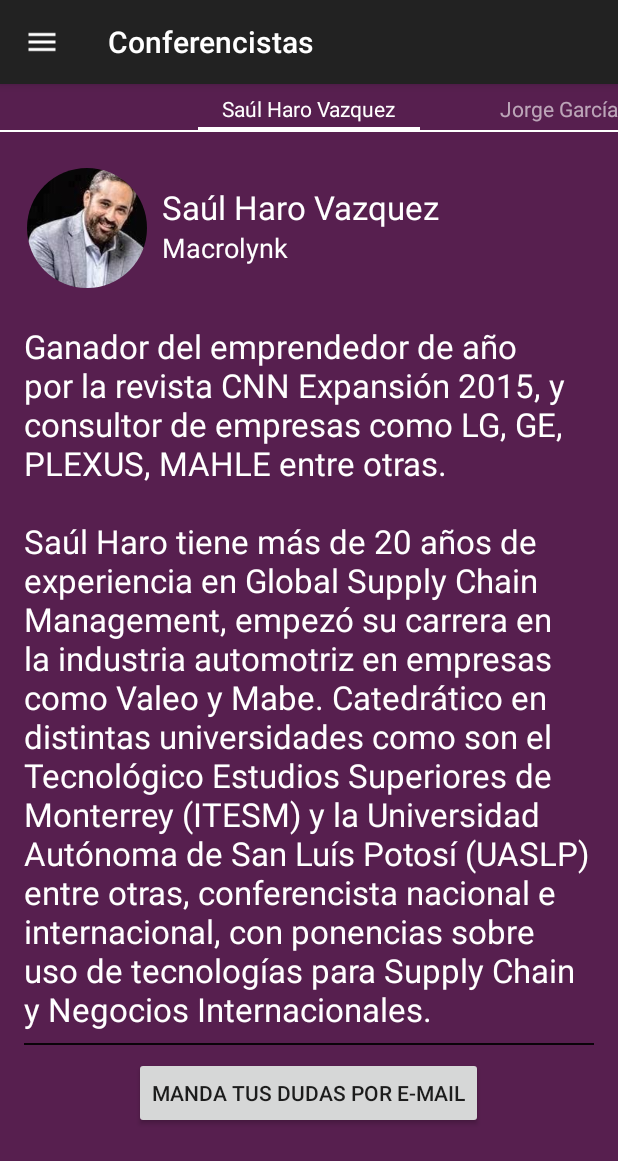
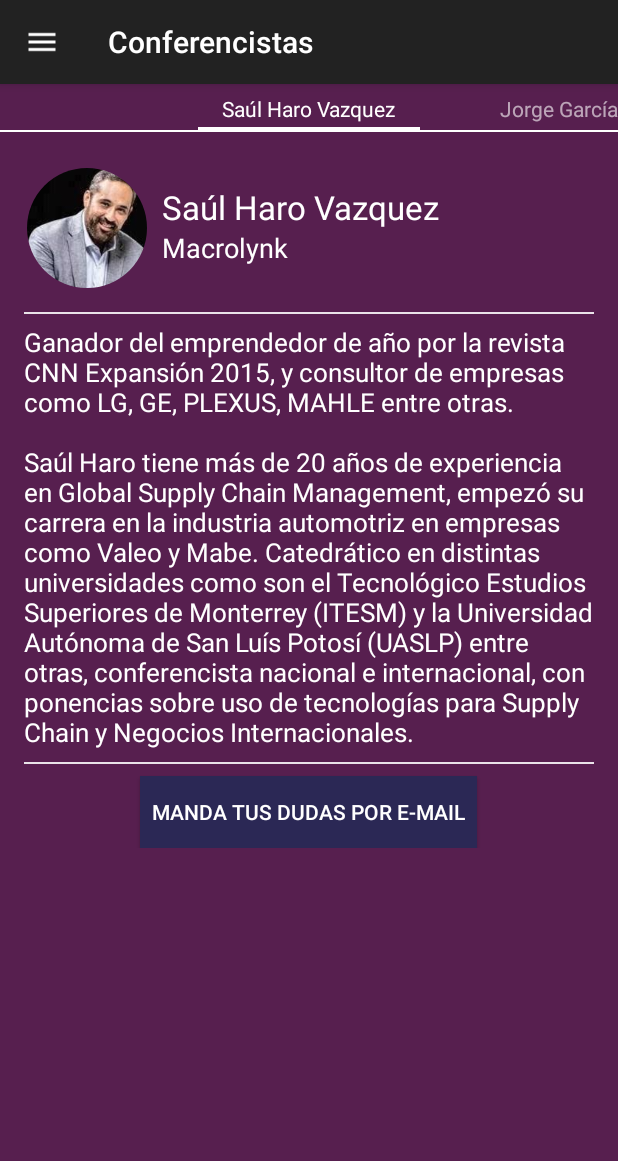
Before and after one commit to CCEO/Emprezando, an Android app: the DescriptionActivity screen opened directly, with no data from a screen before it, after a tap on "MANDA TUS DUDAS POR E-MAIL", on a phone screen of 412 x 824 dp. Shown: the top 1161 px of the screen. Run offline under Robolectric (Android 15) with nearby library versions, the phone set to English and light mode, and no system bars; our stand-ins replace CircleImageView; 1 statement that could not run was skipped.

Commit message:
Feature Update
Description Activity style updated. App now avoids switching to landscape mode

```diff
--- a/app/build.gradle
+++ b/app/build.gradle
@@ -17,6 +17,9 @@ android {
             proguardFiles getDefaultProguardFile('proguard-android.txt'), 'proguard-rules.pro'
         }
     }
+    lintOptions {
+        abortOnError false
+    }
 }
 
 dependencies {
--- a/app/src/main/AndroidManifest.xml
+++ b/app/src/main/AndroidManifest.xml
@@ -9,10 +9,12 @@
         android:theme="@style/AppTheme" >
         <activity
             android:name=".MainActivity"
+            android:screenOrientation="portrait"
             android:label="@string/app_name" >
         </activity>
         <activity
             android:name=".SplashActivity"
+            android:screenOrientation="portrait"
             android:label="Emprezando" >
             <intent-filter>
                 <action android:name="android.intent.action.MAIN" />
@@ -22,6 +24,7 @@
         </activity>
         <activity
             android:name=".DescriptionActivity"
+            android:screenOrientation="portrait"
             android:label="@string/title_activity_description" >
         </activity>
     </application>
--- a/app/src/main/java/mx/com/cceo/emprezando/DescriptionActivity.java
+++ b/app/src/main/java/mx/com/cceo/emprezando/DescriptionActivity.java
@@ -61,7 +61,7 @@ public class DescriptionActivity extends AppCompatActivity implements View.OnCli
         DescriptionItem francisco = new DescriptionItem("Francisco García","Pacomer y Coachildren", "Empresario de 12 años con dos empresas. Una especializada en asesorar niños en la creación de empresas y la segunda de servicios de catering.\n\nPrimaria: de 1º. 3º Colegio Ciudad de México. D.F. ( 2009 a 2012 ).\n" +
                 "De 4º. Aa 6º. Centro Educativo Vallarta, Estado de México ( 2012 a 2015 ).\n" +
                 "Secundaria: 1º. Grado, Grupo Escolar Simón Bolivar 2015- Actualmente.", R.drawable.francisco);
-        DescriptionItem sergio = new DescriptionItem("Sergio Ramírez Zúñiga","Academia de Baloncesto Indígena", "Entrenador del equipo de niños triqui, ganador de la copa mundial de mini baloncesto en Argentina.\nFORMACION:\n" +
+        DescriptionItem sergio = new DescriptionItem("Sergio Ramírez Zúñiga","Academia de Baloncesto Indígena", "Entrenador del equipo de niños triqui, ganador de la copa mundial de mini baloncesto en Argentina.\n\nFORMACION:\n" +
                 "\n" +
                 "PRIMARIA\n" +
                 "SECUNDARIA\n" +
--- a/app/src/main/java/mx/com/cceo/emprezando/Fragment/DescriptionFragment.java
+++ b/app/src/main/java/mx/com/cceo/emprezando/Fragment/DescriptionFragment.java
@@ -53,7 +53,7 @@ public class DescriptionFragment extends Fragment {
             public void onClick(View v) {
                 Intent i = new Intent(Intent.ACTION_SEND);
                 i.setType("message/rfc822");
-                i.putExtra(Intent.EXTRA_EMAIL, new String[]{"rhadammanthis@gmail.com"});
+                i.putExtra(Intent.EXTRA_EMAIL, new String[]{"contacto@coparmex.com"});
                 i.putExtra(Intent.EXTRA_SUBJECT, "Duda de conferencia \"" + descriptionItem.getTitle() +"\"");
                 i.putExtra(Intent.EXTRA_TEXT, "A thousnad words");
                 try {
--- a/app/src/main/res/layout/fragment_description.xml
+++ b/app/src/main/res/layout/fragment_description.xml
@@ -16,6 +16,15 @@
             android:layout_height="96dp"
             app:civ_border_width="2dp"
             app:civ_border_color="#00000000"/>
+        <View
+            android:layout_marginBottom="8dip"
+            android:layout_marginTop="8dip"
+            android:id="@+id/description_separator2"
+            android:layout_below="@+id/description_profile_image"
+            android:layout_width="match_parent"
+            android:layout_height="1dip"
+            android:alpha="0.88"
+            android:background="#FFFFFF"/>
 
         <TextView
             android:layout_marginLeft="8dip"
@@ -48,6 +57,7 @@
             android:textAppearance="?android:attr/textAppearanceLarge"
             android:text="The quick fox jumped over the lazy turtle or something like that"
             android:id="@+id/description_about"
+            android:textSize="17sp"
             android:layout_below="@+id/description_profile_image"
             android:layout_alignParentStart="true"
             android:layout_alignParentEnd="true"
@@ -60,13 +70,16 @@
             android:layout_width="match_parent"
             android:layout_height="1dip"
             android:alpha="0.88"
-            android:background="#000000"/>
+            android:background="#FFFFFF"/>
 
         <Button
             android:layout_below="@+id/description_separator"
             android:layout_width="wrap_content"
             android:layout_height="wrap_content"
             android:layout_centerHorizontal="true"
+            android:textColor="#ffffff"
+            android:padding="8dip"
+            android:background="#2b2855"
             android:text="Manda tus dudas por e-mail"
             android:id="@+id/description_send" />
     </RelativeLayout>
```
Also changed, not shown: app/src/main/res/layout/fragment_register.xml (+6 -6 lines), 1 other file.
